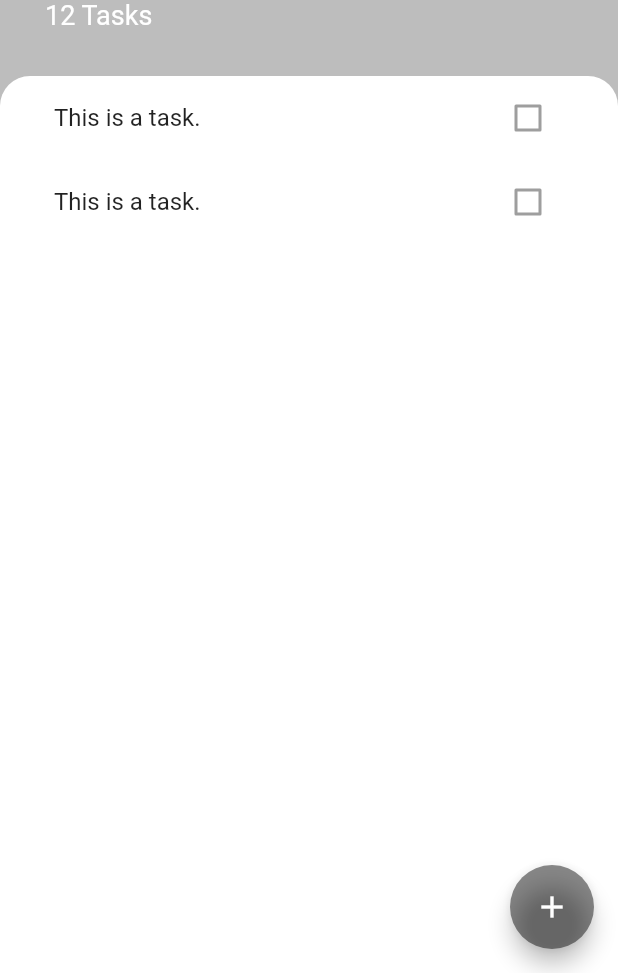
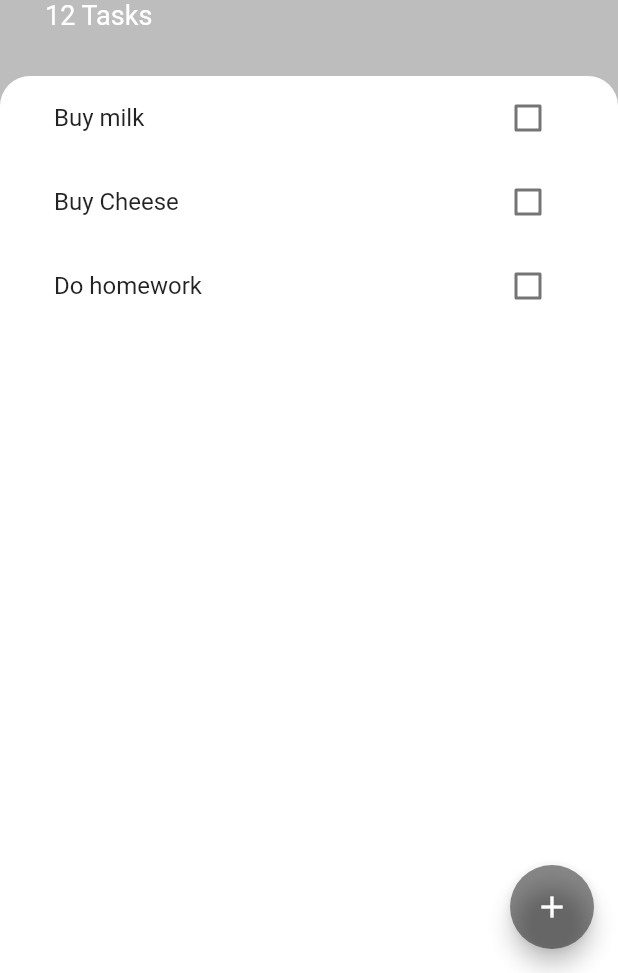
Before and after one commit to maybemarhs/ToDoListApp, a Flutter app: the screen it shows after launch, on a phone screen of 412 x 824 dp, the part 263-1236 px from its top. Run offline on Flutter 3.47's test engine with Material 2 defaults, Android fonts, the phone set to English and light mode, and no system bars.

Commit message:
Added the task class and tasklistview builder

```diff
--- /dev/null
+++ b/lib/models/task.dart
@@ -0,0 +1,10 @@
+class Task {
+  final String name;
+  bool isDone;
+
+  Task({required this.name, this.isDone = false});
+
+  void toggleDone(){
+    isDone=!isDone;
+  }
+}
--- a/lib/widgets/tasks_list.dart
+++ b/lib/widgets/tasks_list.dart
@@ -1,18 +1,37 @@
 import 'package:flutter/material.dart';
 import 'package:todolist/widgets/tasks_tile.dart';
+import 'package:todolist/models/task.dart';
 
-class TasksList extends StatelessWidget {
+class TasksList extends StatefulWidget {
   const TasksList({
     Key? key,
   }) : super(key: key);
 
   @override
+  State<TasksList> createState() => _TasksListState();
+}
+
+class _TasksListState extends State<TasksList> {
+  List<Task> tasks = [
+    Task(name:'Buy milk'),
+    Task(name:'Buy Cheese'),
+    Task(name:'Do homework'),
+  ];
+
+  @override
   Widget build(BuildContext context) {
-    return ListView(
-      children: [
-        TaskTile(),
-        TaskTile(),
-      ],
+    return ListView.builder(itemBuilder: (context, index){
+      return TaskTile(
+          isChecked: tasks[index].isDone,
+          taskTitle: tasks[index].name,
+          checkboxCallback: (checkboxState){
+            setState(() {
+              tasks[index].toggleDone();
+            });
+          },
+      );
+    },
+      itemCount: tasks.length,
     );
   }
 }
--- a/lib/widgets/tasks_tile.dart
+++ b/lib/widgets/tasks_tile.dart
@@ -1,41 +1,26 @@
 import 'package:flutter/material.dart';
 
-class TaskTile extends StatefulWidget {
-  const TaskTile({Key? key}) : super(key: key);
+class TaskTile extends StatelessWidget {
 
+  final bool isChecked;
+  final String taskTitle;
+  final Function(bool?) checkboxCallback;
+  TaskTile({required this.isChecked, required this.taskTitle, required this.checkboxCallback});
 
-  @override
-  State<TaskTile> createState() => _TaskTileState();
-}
-
-class _TaskTileState extends State<TaskTile> {
-  bool isChecked = false;
-  void checkboxCallback(bool checkboxState){
-    setState(() {
-      isChecked = checkboxState;
-    });
-  }
   @override
   Widget build(BuildContext context) {
     return ListTile(
-      title: Text('This is a task.',
-        style: TextStyle(decoration: isChecked? TextDecoration.lineThrough: null),),
-      trailing: TaskCheckBox(isChecked, checkboxCallback),
-    );
+      title: Text(
+        taskTitle,
+        style: TextStyle(
+          decoration: isChecked? TextDecoration.lineThrough : null
+        ),
+      ),
+      trailing: Checkbox(
+        activeColor: Colors.black45,
+        value: isChecked,
+        onChanged: checkboxCallback,
+      ),
+      );
   }
 }
-
-class TaskCheckBox extends StatelessWidget {
-  final bool checkboxState;
-  final Function toggleCheckboxState;
-  TaskCheckBox(this.checkboxState, this.toggleCheckboxState);
-
-  @override
-  Widget build(BuildContext context) {
-    return Checkbox(
-      activeColor: Colors.black45,
-      value: checkboxState,
-      onChanged: null,
-    );
-  }
-}
```
